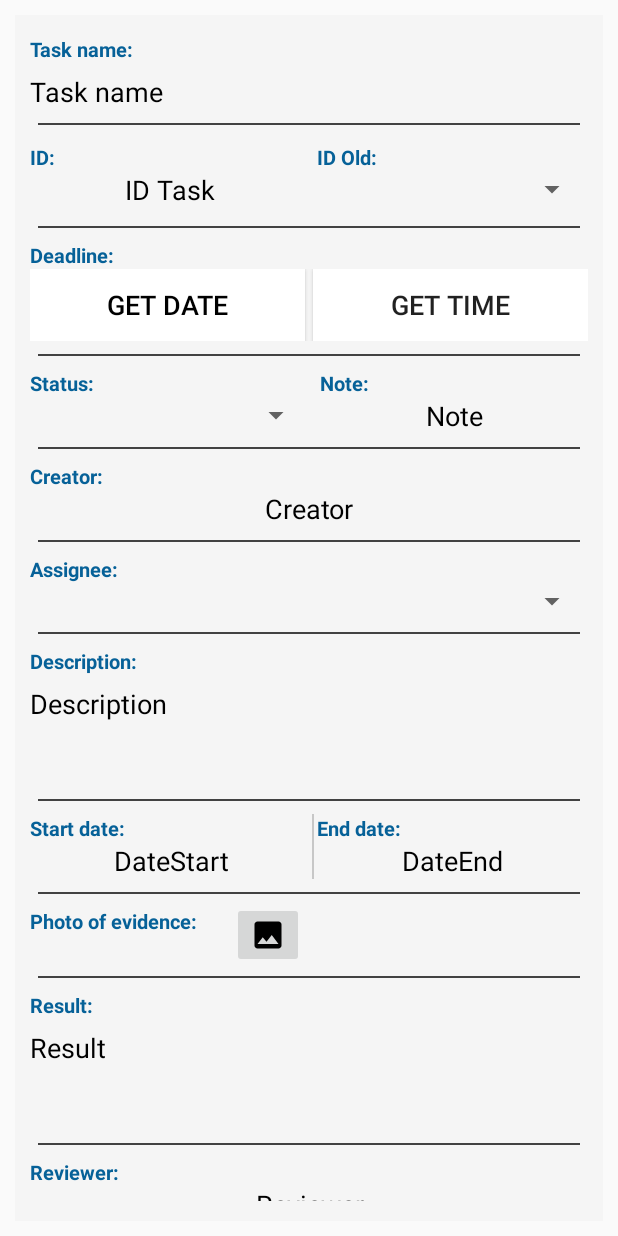
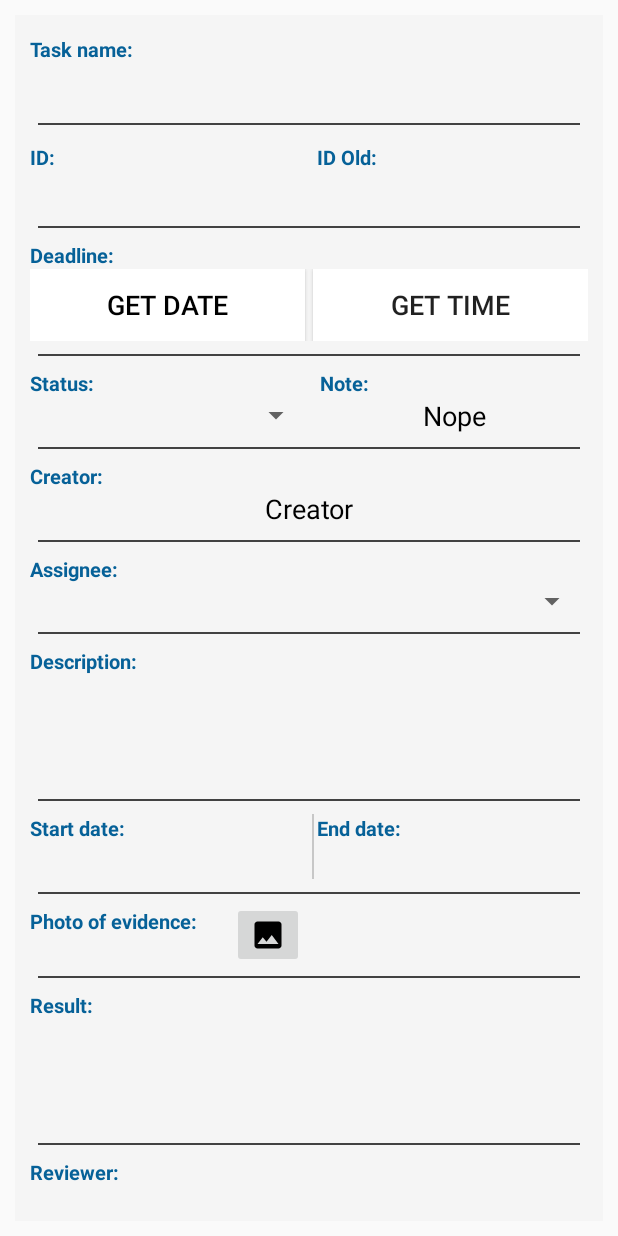
Before and after one commit to Novixous/Task-Management, an Android app: the layout fragment_show_task.xml on its own in the app's theme, with its tools: preview values and no code run, on a phone screen of 412 x 824 dp. Run offline under Robolectric (Android 15) with nearby library versions, the phone set to English and light mode, and no system bars; network calls fail.

Commit message:
Create new task, not validation

```diff
--- a/Task-Management-App/app/src/main/java/app/com/taskmanagement/LoginActivity.java
+++ b/Task-Management-App/app/src/main/java/app/com/taskmanagement/LoginActivity.java
@@ -59,7 +59,7 @@ public class LoginActivity extends AppCompatActivity {
         Gson gson = new Gson();
         String body = gson.toJson(loginRequest);
 
-        GsonRequest<LoginResponse> gsonRequest = new GsonRequest<>(Request.Method.PUT, url, LoginResponse.class, headers, body, new Response.Listener<LoginResponse>() {
+        GsonRequest<LoginResponse> gsonRequest = new GsonRequest<>(Request.Method.POST, url, LoginResponse.class, headers, body, new Response.Listener<LoginResponse>() {
             @Override
             public void onResponse(LoginResponse response) {
                 if (response.errorMessage != null) {
--- a/Task-Management-App/app/src/main/java/app/com/taskmanagement/UserUpdateTaskFragment.java
+++ b/Task-Management-App/app/src/main/java/app/com/taskmanagement/UserUpdateTaskFragment.java
@@ -33,11 +33,7 @@ public class UserUpdateTaskFragment extends Fragment {
         gridViewModelArrayList = new ArrayList();
 
         TaskModel gridViewModel = null;
-        gridViewModel = new TaskModel(TaskModel.SHOW_UPDATE_TASK, 1L, 1l,
-                "",  Instant.now(), Instant.now(), 1l,
-                1l, "", "", "", "", Instant.now(),
-                Instant.now(), "", 1l, 1l, Instant.now(), 1l,
-                1l, 1l, 1l, 1l, Instant.now());
+        gridViewModel = new TaskModel(TaskModel.SHOW_UPDATE_TASK);
         gridViewModelArrayList.add(gridViewModel);
 
         TaskAdapter taskAdapter = new TaskAdapter(gridViewModelArrayList, this.getActivity().getApplicationContext());
--- a/Task-Management-App/app/src/main/res/layout/fragment_show_task.xml
+++ b/Task-Management-App/app/src/main/res/layout/fragment_show_task.xml
@@ -40,7 +40,7 @@
                 android:paddingTop="3dp"
                 android:paddingBottom="3dp"
                 android:singleLine="false"
-                android:text="Task name"
+                android:text=""
                 android:textColor="@color/black"
                 android:textSize="18dp" />
 
@@ -82,7 +82,7 @@
                     android:layout_width="fill_parent"
                     android:layout_height="wrap_content"
                     android:gravity="center"
-                    android:text="ID Task"
+                    android:text=""
                     android:textColor="@color/black"
                     android:textSize="18dp" />
             </LinearLayout>
@@ -106,13 +106,13 @@
                     android:textSize="13dp"
                     android:textStyle="bold" />
 
-                <Spinner
+                <TextView
                     android:id="@+id/valueIDOldTask"
                     android:layout_width="match_parent"
                     android:layout_height="wrap_content"
                     android:layout_marginLeft="5dp"
                     android:gravity="center"
-                    android:text="ID Old Task"
+                    android:text=""
                     android:textColor="@color/black"
                     android:textSize="18dp" />
             </LinearLayout>
@@ -231,7 +231,7 @@
                     android:layout_height="wrap_content"
                     android:layout_marginLeft="5dp"
                     android:gravity="center"
-                    android:text="Note"
+                    android:text="Nope"
                     android:textColor="@color/black"
                     android:textSize="18dp" />
             </LinearLayout>
@@ -335,12 +335,12 @@
                 android:layout_height="wrap_content"
                 android:background="@android:color/transparent"
                 android:gravity="top"
+                android:maxLines="5"
                 android:minLines="3"
-                android:maxLines="5"
                 android:paddingTop="3dp"
                 android:paddingBottom="3dp"
                 android:singleLine="false"
-                android:text="Description"
+                android:text=""
                 android:textColor="@color/black"
                 android:textSize="18dp" />
 
@@ -381,7 +381,7 @@
                     android:layout_width="fill_parent"
                     android:layout_height="wrap_content"
                     android:gravity="center"
-                    android:text="DateStart"
+                    android:text=""
                     android:textColor="@color/black"
                     android:textSize="18dp" />
             </LinearLayout>
@@ -410,7 +410,7 @@
                     android:layout_height="wrap_content"
                     android:layout_marginLeft="3dp"
                     android:gravity="center"
-                    android:text="DateEnd"
+                    android:text=""
                     android:textColor="@color/black"
                     android:textSize="18dp" />
             </LinearLayout>
@@ -482,12 +482,12 @@
                 android:layout_height="wrap_content"
                 android:background="@android:color/transparent"
                 android:gravity="top"
+                android:maxLines="5"
                 android:minLines="3"
-                android:maxLines="5"
                 android:paddingTop="3dp"
                 android:paddingBottom="3dp"
                 android:singleLine="false"
-                android:text="Result"
+                android:text=""
                 android:textColor="@color/black"
                 android:textSize="18dp" />
 
@@ -520,7 +520,7 @@
                 android:layout_width="fill_parent"
                 android:layout_height="wrap_content"
                 android:gravity="center"
-                android:text="Reviewer"
+                android:text=""
                 android:textColor="@color/black"
                 android:textSize="18dp" />
         </LinearLayout>
@@ -545,27 +545,25 @@
                 android:layout_height="wrap_content"
                 android:layout_weight="0.5"
                 android:orientation="vertical">
-                <!--            txtConfirm-->
+                <!--Mark-->
                 <TextView
-                    android:id="@+id/txtConfirm"
+                    android:id="@+id/txtMark"
                     android:layout_width="wrap_content"
                     android:layout_height="wrap_content"
-                    android:text="Confirm: "
+                    android:text="Mark: "
                     android:textColor="@color/darkBlue"
                     android:textSize="13dp"
                     android:textStyle="bold" />
 
-                <Spinner
-                    android:id="@+id/valueConfirm"
-                    android:layout_width="fill_parent"
-                    android:layout_height="wrap_content"
-                    android:gravity="center"
-                    android:text="Confirm"
+                <NumberPicker
+                    android:id="@+id/valueMark"
+                    android:layout_width="wrap_content"
+                    android:layout_height="50dp"
+                    android:layout_marginLeft="3dp"
                     android:textColor="@color/black"
                     android:textSize="18dp" />
 
             </LinearLayout>
-
 
             <LinearLayout
                 android:layout_width="wrap_content"
@@ -590,7 +588,7 @@
                     android:layout_height="wrap_content"
                     android:layout_marginLeft="3dp"
                     android:gravity="center"
-                    android:text="DateReview"
+                    android:text=""
                     android:textColor="@color/black"
                     android:textSize="18dp" />
             </LinearLayout>
@@ -603,36 +601,6 @@
             android:layout_margin="5dp"
             android:background="@color/cardview_dark_background" />
 
-        <LinearLayout
-            android:layout_width="match_parent"
-            android:layout_height="wrap_content"
-            android:gravity="center"
-            android:orientation="horizontal">
-            <!--            Mark-->
-            <TextView
-                android:id="@+id/txtMark"
-                android:layout_width="wrap_content"
-                android:layout_height="wrap_content"
-                android:text="Mark: "
-                android:textColor="@color/darkBlue"
-                android:textSize="13dp"
-                android:textStyle="bold" />
-
-            <NumberPicker
-                android:id="@+id/valueMark"
-                android:layout_width="wrap_content"
-                android:layout_height="50dp"
-                android:layout_marginLeft="3dp"
-                android:textColor="@color/black"
-                android:textSize="18dp" />
-        </LinearLayout>
-
-        <View
-            android:id="@+id/lineMark"
-            android:layout_width="match_parent"
-            android:layout_height="1dp"
-            android:layout_margin="5dp"
-            android:background="@color/cardview_dark_background" />
         <!--        txtReview-->
         <LinearLayout
             android:layout_width="match_parent"
@@ -656,12 +624,12 @@
                 android:layout_height="wrap_content"
                 android:background="@android:color/transparent"
                 android:gravity="top"
+                android:maxLines="5"
                 android:minLines="3"
-                android:maxLines="5"
                 android:paddingTop="3dp"
                 android:paddingBottom="3dp"
                 android:singleLine="false"
-                android:text="Review"
+                android:text=""
                 android:textColor="@color/black"
                 android:textSize="18dp" />
 
@@ -677,28 +645,48 @@
     <LinearLayout
         android:layout_width="match_parent"
         android:layout_height="wrap_content"
+        android:gravity="center_horizontal"
         android:orientation="vertical">
 
         <Button
             android:id="@+id/btnCreateTask"
-            android:layout_width="match_parent"
+            android:layout_width="250dp"
             android:layout_height="wrap_content"
             android:layout_margin="10dp"
             android:background="@drawable/background_button"
-            android:onClick="clickToCreateTask"
-            android:text="Create"
+            android:gravity="center"
+            android:text="Create Task"
             android:textColor="@color/white"
             android:textStyle="bold" />
 
-        <Button
-            android:id="@+id/btnUpdateTask"
+        <LinearLayout
             android:layout_width="match_parent"
             android:layout_height="wrap_content"
-            android:layout_margin="10dp"
-            android:background="@drawable/background_button"
-            android:text="Update"
-            android:textColor="@color/white"
-            android:textStyle="bold" />
+            android:layout_weight="1"
+            android:orientation="horizontal">
+
+            <Button
+                android:id="@+id/btnUpdateTask"
+                android:layout_width="wrap_content"
+                android:layout_height="wrap_content"
+                android:layout_margin="10dp"
+                android:layout_weight="0.5"
+                android:background="@drawable/background_button"
+                android:text="Update Task"
+                android:textColor="@color/white"
+                android:textStyle="bold" />
+
+            <Button
+                android:id="@+id/btnCloneTask"
+                android:layout_width="wrap_content"
+                android:layout_height="wrap_content"
+                android:layout_margin="10dp"
+                android:layout_weight="0.5"
+                android:background="@drawable/background_button"
+                android:text="Clone task"
+                android:textColor="@color/white"
+                android:textStyle="bold" />
+        </LinearLayout>
 
         <LinearLayout
             android:layout_width="match_parent"
```
Also changed, not shown: Task-Management-App/app/src/main/java/app/com/taskmanagement/FragmentCreateNewTask.java (+2 -10 lines), Task-Management-App/app/src/main/java/app/com/taskmanagement/adapters/TaskAdapter.java (+91 -40 lines), Task-Management-App/app/src/main/java/app/com/taskmanagement/model/TaskModel.java (+18 -39 lines), Task-Management-App/app/src/main/java/app/com/taskmanagement/model/request/TaskCreateRequest.java (added, +27 -0 lines), Task-Management-App/app/src/main/java/app/com/taskmanagement/model/response/TaskResponse.java (+24 -24 lines), Task-Management-App/app/src/main/java/app/com/taskmanagement/util/TimeUtil.java (+8 -11 lines), Task-Management-App/app/src/main/res/layout/fragment_change_password.xml (+10 -6 lines), Task-Management-App/app/src/main/res/layout/fragment_create_update_account.xml (+18 -14 lines).
